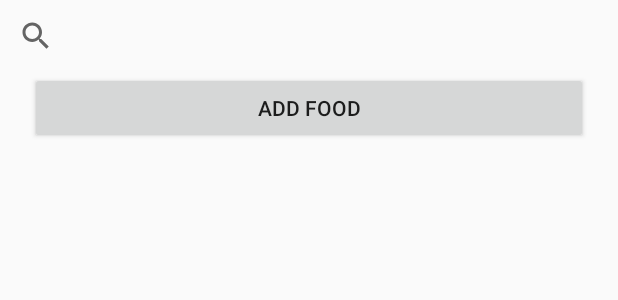
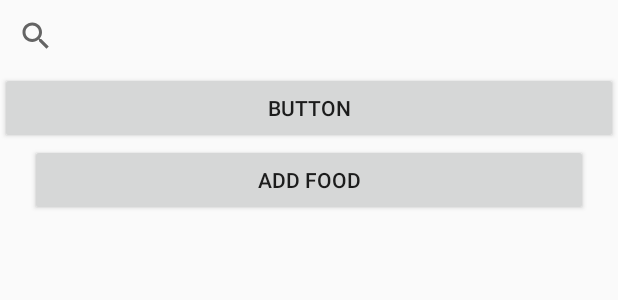
Before and after one commit to dtricks/cal-WIP, an Android app: the layout diary.xml on its own in the app's theme, with its tools: preview values and no code run, on a phone screen of 412 x 824 dp. Shown: the top 300 px of the screen. Run offline under Robolectric (Android 15) with nearby library versions, the phone set to English and light mode, and no system bars.

```diff
--- a/app/src/main/res/layout/diary.xml
+++ b/app/src/main/res/layout/diary.xml
@@ -10,12 +10,17 @@
     <SearchView
         android:id="@+id/foodfilter"
         android:layout_width="match_parent"
-        android:layout_height="wrap_content"/>
+        android:layout_height="wrap_content" />
+
+    <Button
+        android:layout_width="match_parent"
+        android:layout_height="wrap_content"
+        android:text="Button" />
 
     <ListView
+        android:id="@+id/foodlist"
         android:layout_width="match_parent"
-        android:layout_height="wrap_content"
-        android:id="@+id/foodlist" />
+        android:layout_height="wrap_content" />
 
     <Button
         android:id="@+id/addfood"
```
Also changed, not shown: app/src/main/java/com/example/reset/food_database/DatabaseHandler.java (+20 -0 lines).
